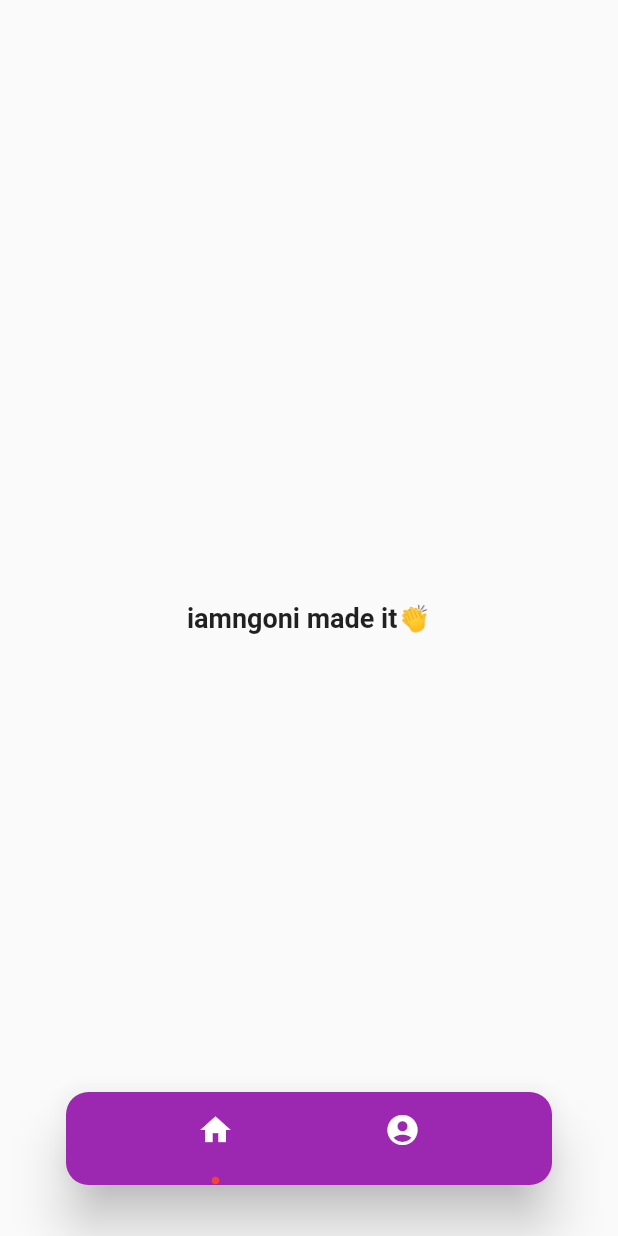
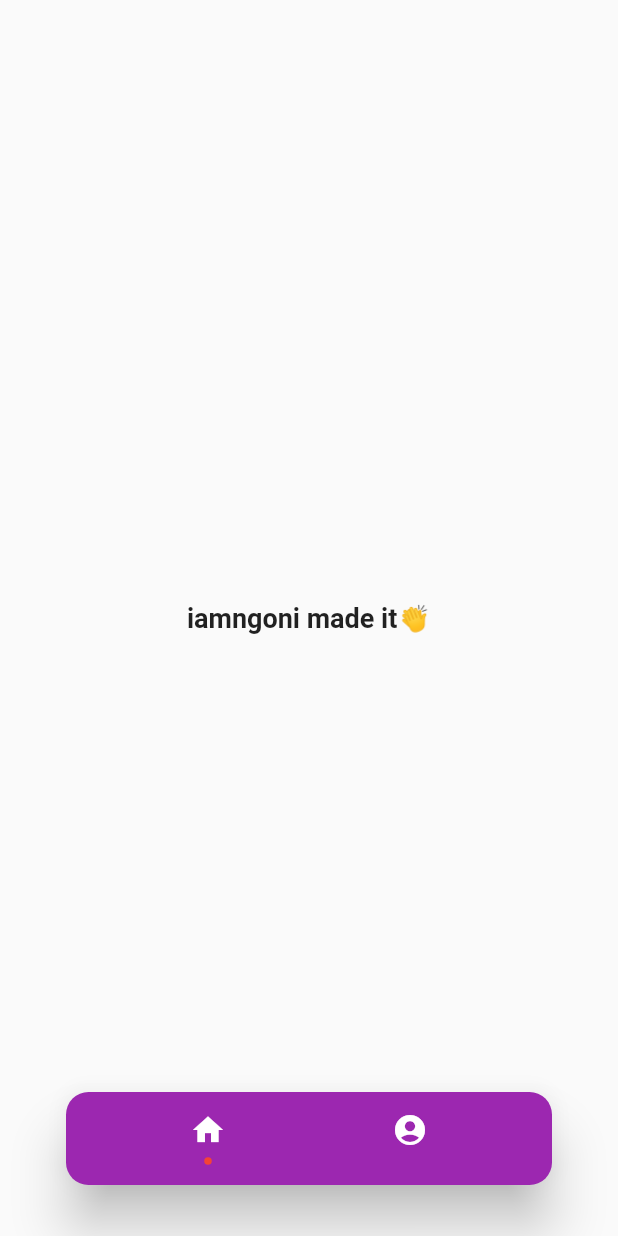
Before and after one commit to iamngoni/floating_navbar, a Flutter app: the screen it shows after launch, on a phone screen of 412 x 824 dp. Run offline on Flutter 3.47's test engine with Material 2 defaults, Android fonts, the phone set to English and light mode, and no system bars.

Commit message:
container stacked

```diff
--- a/lib/floating_navbar.dart
+++ b/lib/floating_navbar.dart
@@ -95,8 +95,7 @@ class _FloatingNavBarState extends State<FloatingNavBar> {
             _changePage(index);
           },
           child: Container(
-            height: 50,
-            width: 50,
+            width: 80,
             child: icon,
           ),
         ),
```
